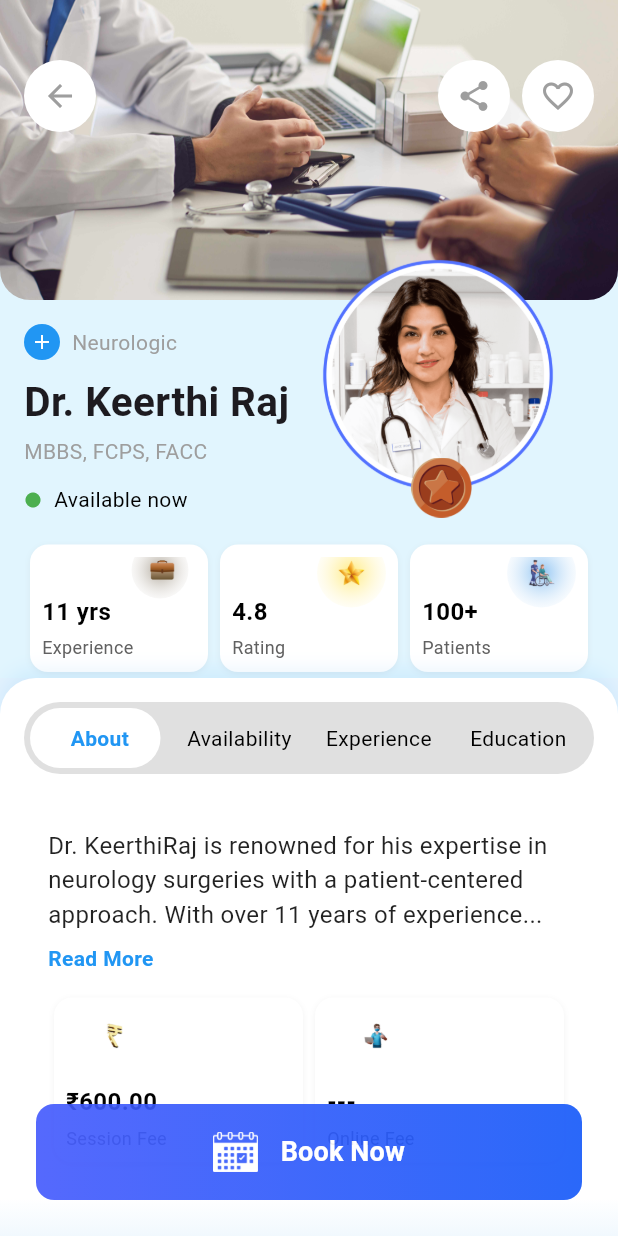
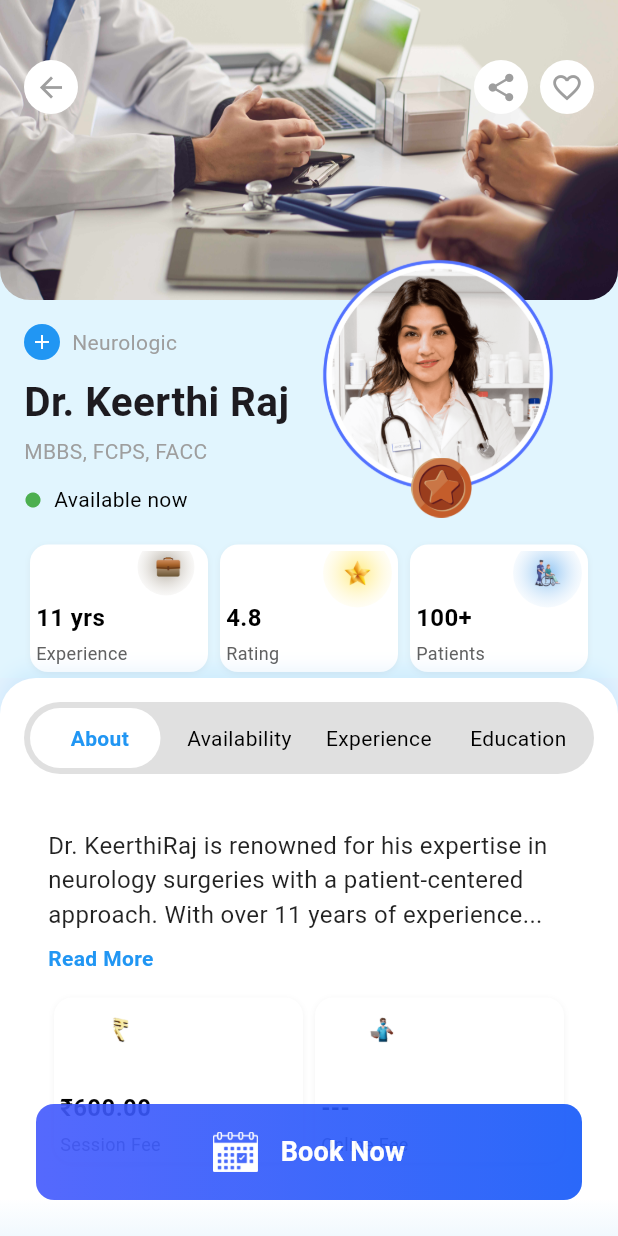
Before and after one commit to P-R-ROHITH/dr_profile, a Flutter app: the screen it shows after launch, on a phone screen of 412 x 824 dp. Run offline on Flutter 3.47's test engine with Material 3 defaults, Android fonts, the phone set to English and light mode, and no system bars.

```diff
--- a/lib/main.dart
+++ b/lib/main.dart
@@ -153,15 +153,19 @@ class _TopSectionState extends State<TopSection> {
             top: 40,
             left: 16,
             child: Container(
+              width: 36, // Reduced from default (typically 40 or more)
+              height: 36,
               decoration: const BoxDecoration(
                 color: Colors.white, // White background
                 shape: BoxShape.circle,
               ),
               child: IconButton(
-                icon: const Icon(Icons.arrow_back, color: Colors.grey, size: 24), // Grey icon
+                icon: const Icon(Icons.arrow_back, color: Colors.grey, size: 22), // Optionally reduce icon size
                 onPressed: () {
                   Navigator.pop(context); // Navigate back when pressed
                 },
+                padding: EdgeInsets.zero, // Remove extra padding
+                constraints: const BoxConstraints(), // Remove extra constraints
               ),
             ),
           ),
@@ -173,21 +177,27 @@ class _TopSectionState extends State<TopSection> {
               mainAxisSize: MainAxisSize.min,
               children: [
                 Container(
+                  width: 36, // Reduced size
+                  height: 36,
                   decoration: const BoxDecoration(
                     color: Colors.white, // White background
                     shape: BoxShape.circle,
                   ),
                   child: IconButton(
-                    icon: const Icon(Icons.share, color: Colors.grey, size: 24), // Grey icon
+                    icon: const Icon(Icons.share, color: Colors.grey, size: 22), // Optionally reduce icon size
                     onPressed: () {
                       ScaffoldMessenger.of(context).showSnackBar(
                         const SnackBar(content: Text('Share button clicked!')),
                       );
                     },
+                    padding: EdgeInsets.zero,
+                    constraints: const BoxConstraints(),
                   ),
                 ),
                 const SizedBox(width: 8),
                 Container(
+                  width: 36, // Reduced size
+                  height: 36,
                   decoration: const BoxDecoration(
                     color: Colors.white, // White background
                     shape: BoxShape.circle,
@@ -195,14 +205,16 @@ class _TopSectionState extends State<TopSection> {
                   child: IconButton(
                     icon: Icon(
                       isFavorited ? Icons.favorite : Icons.favorite_border,
-                      color: isFavorited ? Colors.red : Colors.grey, // Grey or red icon
-                      size: 24,
+                      color: isFavorited ? Colors.red : Colors.grey,
+                      size: 22,
                     ),
                     onPressed: () {
                       setState(() {
-                        isFavorited = !isFavorited; // Toggle the favorite state
+                        isFavorited = !isFavorited;
                       });
                     },
+                    padding: EdgeInsets.zero,
+                    constraints: const BoxConstraints(),
                   ),
                 ),
               ],
@@ -460,8 +472,9 @@ class StatCard extends StatelessWidget {
     return Expanded(
       child: Container(
         height: height, // Use the height parameter instead of hardcoded value
+
         margin: const EdgeInsets.all(4),
-        padding: const EdgeInsets.symmetric(vertical: 8, horizontal: 8),
+        padding: const EdgeInsets.symmetric(vertical: 4, horizontal: 4), // Reduced padding
         decoration: BoxDecoration(
           color: Colors.white,
           borderRadius: BorderRadius.circular(12),
@@ -549,7 +562,7 @@ class StatCardsSection extends StatelessWidget {
           value: "11 yrs",
           label: "Experience",
           imagePath: 'assets/suitcase.png',
-          imageTop: -10,
+          imageTop: -8, // 2 units down from previous -10
           imageRight: 5,
           showGradientShadow: true, // NEW
         ),
@@ -557,7 +570,7 @@ class StatCardsSection extends StatelessWidget {
           value: "4.8",
           label: "Rating",
           imagePath: 'assets/star png.png',
-          imageTop: -12, // slightly higher for larger image
+          imageTop: -8, // 2 units down from previous -10
           imageRight: 0,
           showGradientShadow: true, // NEW
           height: 85, // keep default height
@@ -566,7 +579,7 @@ class StatCardsSection extends StatelessWidget {
           value: "100+",
           label: "Patients",
           imagePath: 'assets/patients png.png',
-          imageTop: -12, // slightly higher for larger image
+          imageTop: -8, // 2 units down from previous -10
           imageRight: 0,
           showGradientShadow: true, // NEW
           height: 85, // keep default height
```
